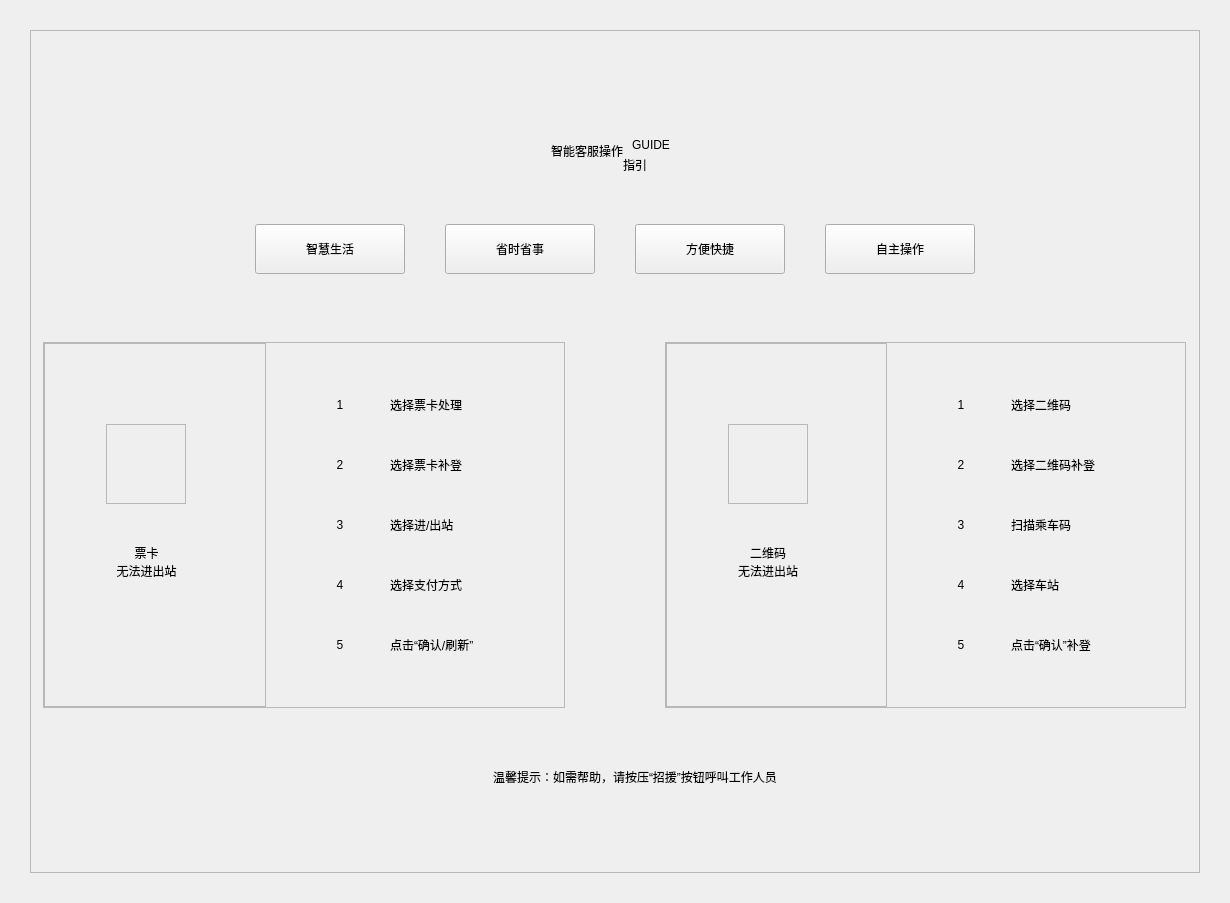
Old version of the form guide/GuideMainWidget.ui in the repository EllieYY/ism.
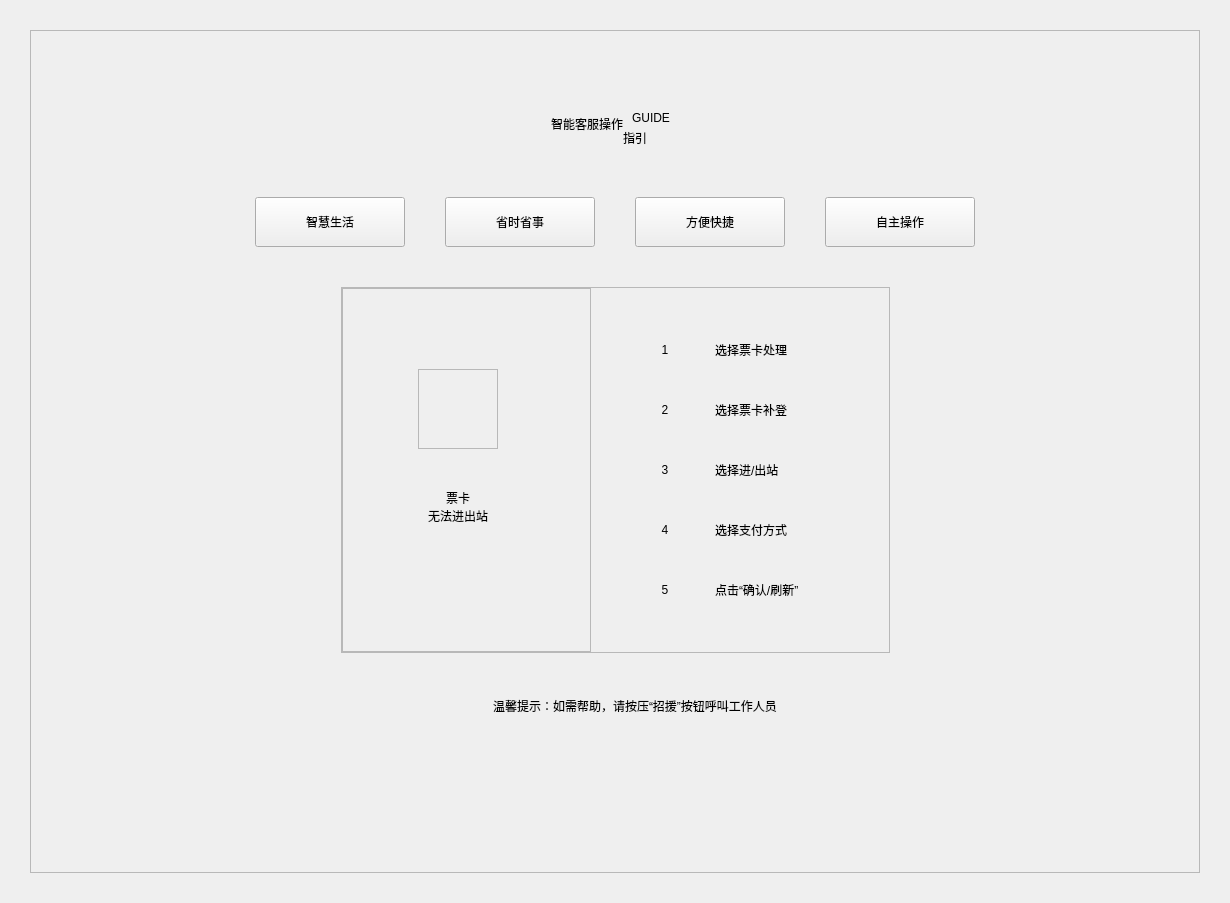
New version of the form.

```diff
--- a/guide/GuideMainWidget.ui
+++ b/guide/GuideMainWidget.ui
@@ -63,13 +63,13 @@
           <number>0</number>
          </property>
          <property name="topMargin">
-          <number>87</number>
+          <number>60</number>
          </property>
          <property name="rightMargin">
           <number>0</number>
          </property>
          <property name="bottomMargin">
-          <number>78</number>
+          <number>20</number>
          </property>
          <item>
           <layout class="QHBoxLayout" name="horizontalLayout_7">
@@ -319,7 +319,7 @@
            <property name="sizeHint" stdset="0">
             <size>
              <width>20</width>
-             <height>68</height>
+             <height>40</height>
             </size>
            </property>
           </spacer>
@@ -689,369 +689,6 @@
              </layout>
             </widget>
            </item>
-           <item>
-            <spacer name="horizontalSpacer_3">
-             <property name="orientation">
-              <enum>Qt::Horizontal</enum>
-             </property>
-             <property name="sizeType">
-              <enum>QSizePolicy::Fixed</enum>
-             </property>
-             <property name="sizeHint" stdset="0">
-              <size>
-               <width>100</width>
-               <height>20</height>
-              </size>
-             </property>
-            </spacer>
-           </item>
-           <item>
-            <widget class="QFrame" name="frame2">
-             <property name="minimumSize">
-              <size>
-               <width>0</width>
-               <height>366</height>
-              </size>
-             </property>
-             <property name="frameShape">
-              <enum>QFrame::StyledPanel</enum>
-             </property>
-             <property name="frameShadow">
-              <enum>QFrame::Raised</enum>
-             </property>
-             <layout class="QHBoxLayout" name="horizontalLayout_5">
-              <property name="spacing">
-               <number>56</number>
-              </property>
-              <property name="leftMargin">
-               <number>0</number>
-              </property>
-              <property name="topMargin">
-               <number>0</number>
-              </property>
-              <property name="rightMargin">
-               <number>90</number>
-              </property>
-              <property name="bottomMargin">
-               <number>0</number>
-              </property>
-              <item>
-               <widget class="QFrame" name="bgFrame2">
-                <property name="frameShape">
-                 <enum>QFrame::StyledPanel</enum>
-                </property>
-                <property name="frameShadow">
-                 <enum>QFrame::Raised</enum>
-                </property>
-                <layout class="QVBoxLayout" name="verticalLayout_4">
-                 <property name="spacing">
-                  <number>0</number>
-                 </property>
-                 <property name="leftMargin">
-                  <number>35</number>
-                 </property>
-                 <property name="topMargin">
-                  <number>80</number>
-                 </property>
-                 <property name="rightMargin">
-                  <number>52</number>
-                 </property>
-                 <item>
-                  <layout class="QHBoxLayout" name="horizontalLayout_12">
-                   <item>
-                    <spacer name="horizontalSpacer_12">
-                     <property name="orientation">
-                      <enum>Qt::Horizontal</enum>
-                     </property>
-                     <property name="sizeHint" stdset="0">
-                      <size>
-                       <width>40</width>
-                       <height>20</height>
-                      </size>
-                     </property>
-                    </spacer>
-                   </item>
-                   <item>
-                    <widget class="QFrame" name="iconFrame2">
-                     <property name="minimumSize">
-                      <size>
-                       <width>80</width>
-                       <height>80</height>
-                      </size>
-                     </property>
-                     <property name="maximumSize">
-                      <size>
-                       <width>80</width>
-                       <height>80</height>
-                      </size>
-                     </property>
-                     <property name="frameShape">
-                      <enum>QFrame::StyledPanel</enum>
-                     </property>
-                     <property name="frameShadow">
-                      <enum>QFrame::Raised</enum>
-                     </property>
-                    </widget>
-                   </item>
-                   <item>
-                    <spacer name="horizontalSpacer_13">
-                     <property name="orientation">
-                      <enum>Qt::Horizontal</enum>
-                     </property>
-                     <property name="sizeHint" stdset="0">
-                      <size>
-                       <width>40</width>
-                       <height>20</height>
-                      </size>
-                     </property>
-                    </spacer>
-                   </item>
-                  </layout>
-                 </item>
-                 <item>
-                  <spacer name="verticalSpacer_11">
-                   <property name="orientation">
-                    <enum>Qt::Vertical</enum>
-                   </property>
-                   <property name="sizeType">
-                    <enum>QSizePolicy::Fixed</enum>
-                   </property>
-                   <property name="sizeHint" stdset="0">
-                    <size>
-                     <width>20</width>
-                     <height>40</height>
-                    </size>
-                   </property>
-                  </spacer>
-                 </item>
-                 <item>
-                  <layout class="QVBoxLayout" name="verticalLayout_5">
-                   <item>
-                    <widget class="QLabel" name="guideType2">
-                     <property name="text">
-                      <string>二维码</string>
-                     </property>
-                     <property name="alignment">
-                      <set>Qt::AlignCenter</set>
-                     </property>
-                    </widget>
-                   </item>
-                   <item>
-                    <widget class="QLabel" name="guideTypeDes2">
-                     <property name="text">
-                      <string>无法进出站</string>
-                     </property>
-                     <property name="alignment">
-                      <set>Qt::AlignCenter</set>
-                     </property>
-                    </widget>
-                   </item>
-                  </layout>
-                 </item>
-                 <item>
-                  <spacer name="verticalSpacer_12">
-                   <property name="orientation">
-                    <enum>Qt::Vertical</enum>
-                   </property>
-                   <property name="sizeHint" stdset="0">
-                    <size>
-                     <width>20</width>
-                     <height>40</height>
-                    </size>
-                   </property>
-                  </spacer>
-                 </item>
-                </layout>
-               </widget>
-              </item>
-              <item>
-               <layout class="QVBoxLayout" name="verticalLayout_6">
-                <item>
-                 <spacer name="verticalSpacer_3">
-                  <property name="orientation">
-                   <enum>Qt::Vertical</enum>
-                  </property>
-                  <property name="sizeHint" stdset="0">
-                   <size>
-                    <width>20</width>
-                    <height>18</height>
-                   </size>
-                  </property>
-                 </spacer>
-                </item>
-                <item>
-                 <layout class="QGridLayout" name="gridLayout_3">
-                  <property name="horizontalSpacing">
-                   <number>32</number>
-                  </property>
-                  <property name="verticalSpacing">
-                   <number>24</number>
-                  </property>
-                  <item row="0" column="0">
-                   <widget class="QLabel" name="numlabel6">
-                    <property name="minimumSize">
-                     <size>
-                      <width>36</width>
-                      <height>36</height>
-                     </size>
-                    </property>
-                    <property name="maximumSize">
-                     <size>
-                      <width>36</width>
-                      <height>36</height>
-                     </size>
-                    </property>
-                    <property name="text">
-                     <string>1</string>
-                    </property>
-                    <property name="alignment">
-                     <set>Qt::AlignCenter</set>
-                    </property>
-                   </widget>
-                  </item>
-                  <item row="0" column="1">
-                   <widget class="QLabel" name="gText6">
-                    <property name="text">
-                     <string>选择二维码</string>
-                    </property>
-                   </widget>
-                  </item>
-                  <item row="1" column="0">
-                   <widget class="QLabel" name="numlabel7">
-                    <property name="minimumSize">
-                     <size>
-                      <width>36</width>
-                      <height>36</height>
-                     </size>
-                    </property>
-                    <property name="maximumSize">
-                     <size>
-                      <width>36</width>
-                      <height>36</height>
-                     </size>
-                    </property>
-                    <property name="text">
-                     <string>2</string>
-                    </property>
-                    <property name="alignment">
-                     <set>Qt::AlignCenter</set>
-                    </property>
-                   </widget>
-                  </item>
-                  <item row="1" column="1">
-                   <widget class="QLabel" name="gText7">
-                    <property name="text">
-                     <string>选择二维码补登</string>
-                    </property>
-                   </widget>
-                  </item>
-                  <item row="2" column="0">
-                   <widget class="QLabel" name="numlabel8">
-                    <property name="minimumSize">
-                     <size>
-                      <width>36</width>
-                      <height>36</height>
-                     </size>
-                    </property>
-                    <property name="maximumSize">
-                     <size>
-                      <width>36</width>
-                      <height>36</height>
-                     </size>
-                    </property>
-                    <property name="text">
-                     <string>3</string>
-                    </property>
-                    <property name="alignment">
-                     <set>Qt::AlignCenter</set>
-                    </property>
-                   </widget>
-                  </item>
-                  <item row="2" column="1">
-                   <widget class="QLabel" name="gText8">
-                    <property name="text">
-                     <string>扫描乘车码</string>
-                    </property>
-                   </widget>
-                  </item>
-                  <item row="3" column="0">
-                   <widget class="QLabel" name="numlabel9">
-                    <property name="minimumSize">
-                     <size>
-                      <width>36</width>
-                      <height>36</height>
-                     </size>
-                    </property>
-                    <property name="maximumSize">
-                     <size>
-                      <width>36</width>
-                      <height>36</height>
-                     </size>
-                    </property>
-                    <property name="text">
-                     <string>4</string>
-                    </property>
-                    <property name="alignment">
-                     <set>Qt::AlignCenter</set>
-                    </property>
-                   </widget>
-                  </item>
-                  <item row="3" column="1">
-                   <widget class="QLabel" name="gText9">
-                    <property name="text">
-                     <string>选择车站</string>
-                    </property>
-                   </widget>
-                  </item>
-                  <item row="4" column="0">
-                   <widget class="QLabel" name="numlabel10">
-                    <property name="minimumSize">
-                     <size>
-                      <width>36</width>
-                      <height>36</height>
-                     </size>
-                    </property>
-                    <property name="maximumSize">
-                     <size>
-                      <width>36</width>
-                      <height>36</height>
-                     </size>
-                    </property>
-                    <property name="text">
-                     <string>5</string>
-                    </property>
-                    <property name="alignment">
-                     <set>Qt::AlignCenter</set>
-                    </property>
-                   </widget>
-                  </item>
-                  <item row="4" column="1">
-                   <widget class="QLabel" name="gText10">
-                    <property name="text">
-                     <string>点击“确认”补登</string>
-                    </property>
-                   </widget>
-                  </item>
-                 </layout>
-                </item>
-                <item>
-                 <spacer name="verticalSpacer_4">
-                  <property name="orientation">
-                   <enum>Qt::Vertical</enum>
-                  </property>
-                  <property name="sizeHint" stdset="0">
-                   <size>
-                    <width>20</width>
-                    <height>18</height>
-                   </size>
-                  </property>
-                 </spacer>
-                </item>
-               </layout>
-              </item>
-             </layout>
-            </widget>
-           </item>
            <item>
             <spacer name="horizontalSpacer_2">
              <property name="orientation">
@@ -1078,20 +715,7 @@
            <property name="sizeHint" stdset="0">
             <size>
              <width>20</width>
-             <height>50</height>
-            </size>
-           </property>
-          </spacer>
-         </item>
-         <item>
-          <spacer name="verticalSpacer_6">
-           <property name="orientation">
-            <enum>Qt::Vertical</enum>
-           </property>
-           <property name="sizeHint" stdset="0">
-            <size>
-             <width>20</width>
-             <height>7</height>
+             <height>40</height>
             </size>
            </property>
           </spacer>
```
